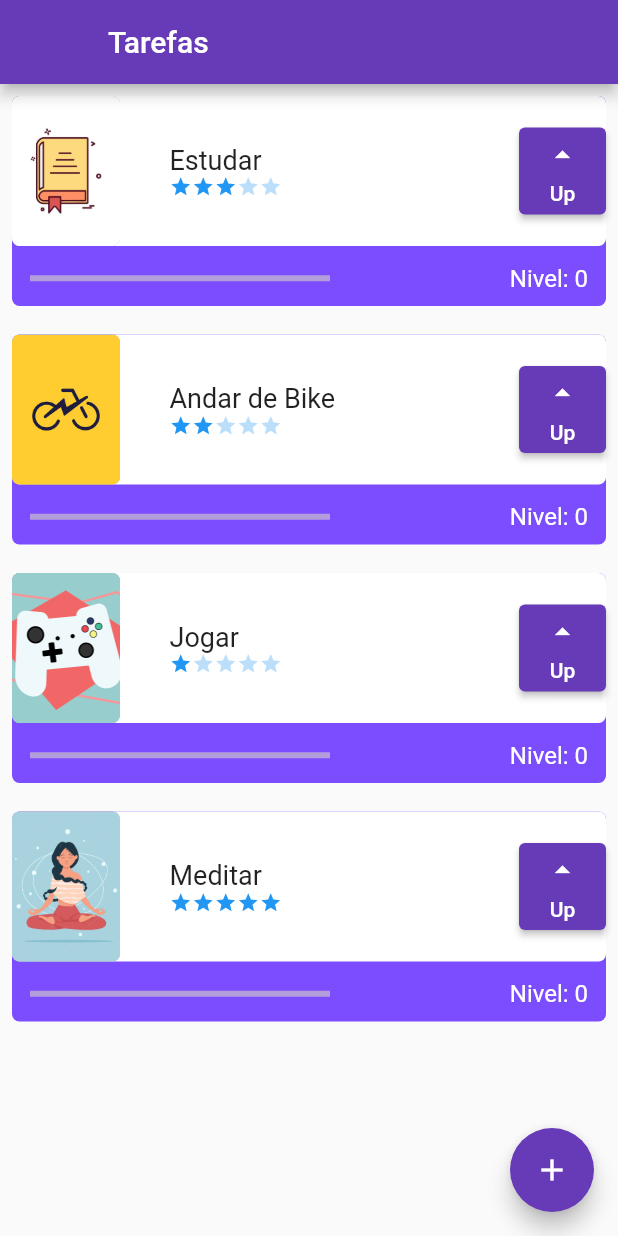
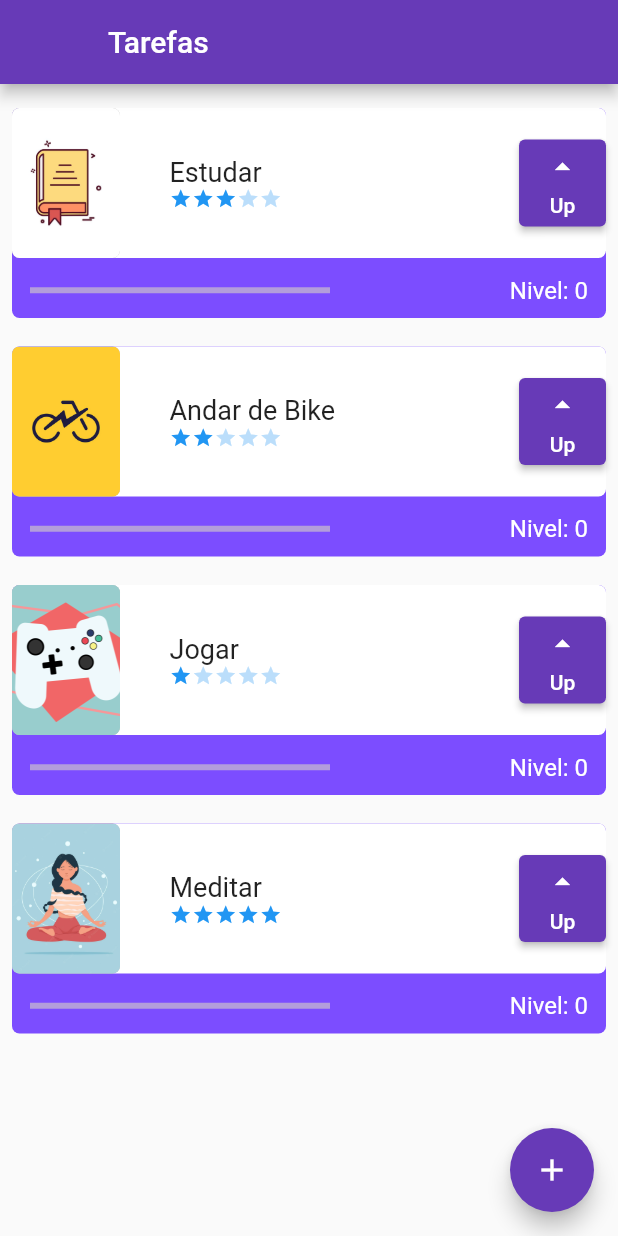
Before and after one commit to MauricioDolacio/taskapp, a Flutter app: the screen it shows after launch, on a phone screen of 412 x 824 dp. Run offline on Flutter 3.47's test engine with Material 2 defaults, Android fonts, the phone set to English and light mode, and no system bars.

```diff
--- a/lib/components/task.dart
+++ b/lib/components/task.dart
@@ -16,6 +16,13 @@ class Task extends StatefulWidget {
 class _TaskState extends State<Task> {
   int nivel = 0;
 
+  bool assetOrNetwork() {
+    if (widget.foto.contains('http')) {
+      return false;
+    }
+    return true;
+  }
+
   @override
   Widget build(BuildContext context) {
     return Padding(
@@ -24,7 +31,8 @@ class _TaskState extends State<Task> {
         children: [
           Container(
             decoration: BoxDecoration(
-                color: Colors.deepPurpleAccent, borderRadius: BorderRadius.circular(5)),
+                color: Colors.deepPurpleAccent,
+                borderRadius: BorderRadius.circular(5)),
             height: 140,
           ),
           Column(
@@ -46,10 +54,15 @@ class _TaskState extends State<Task> {
                       height: 100,
                       child: ClipRRect(
                         borderRadius: BorderRadius.circular(5),
-                        child: Image.asset(
-                          widget.foto,
-                          fit: BoxFit.cover,
-                        ),
+                        child: assetOrNetwork()
+                            ? Image.asset(
+                                widget.foto,
+                                fit: BoxFit.cover,
+                              )
+                            : Image.network(
+                                widget.foto,
+                                fit: BoxFit.cover,
+                              ),
                       ),
                     ),
                     Column(
@@ -65,7 +78,9 @@ class _TaskState extends State<Task> {
                                 overflow: TextOverflow.ellipsis,
                               ),
                             )),
-                        Difficulty(difficultyLevel: widget.dificuldade,),
+                        Difficulty(
+                          difficultyLevel: widget.dificuldade,
+                        ),
                       ],
                     ),
                     SizedBox(
@@ -111,7 +126,8 @@ class _TaskState extends State<Task> {
                   Padding(
                     padding: const EdgeInsets.all(12.0),
                     child: Text('Nivel: $nivel',
-                        style: const TextStyle(color: Colors.white, fontSize: 16)),
+                        style:
+                            const TextStyle(color: Colors.white, fontSize: 16)),
                   ),
                 ],
               ),
--- a/lib/screens/initial_screen.dart
+++ b/lib/screens/initial_screen.dart
@@ -20,6 +20,7 @@ class _InitialScreenState extends State<InitialScreen> {
       ),
       body: ListView(
         children: TaskInherited.of(context).taskList,
+        padding: EdgeInsets.only(top: 8, bottom: 70),
       ),
       floatingActionButton: FloatingActionButton(
         onPressed: () {
@@ -27,7 +28,9 @@ class _InitialScreenState extends State<InitialScreen> {
             Navigator.push(
               context,
               MaterialPageRoute(
-                builder: (contextNew) => FormScreen(taskContext: context,),
+                builder: (contextNew) => FormScreen(
+                  taskContext: context,
+                ),
               ),
             );
           });
```
